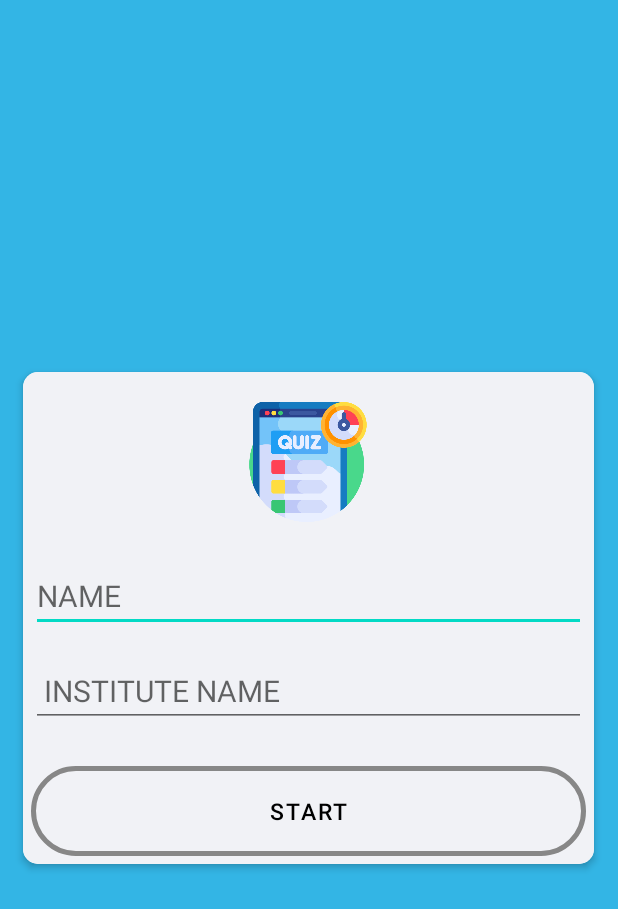
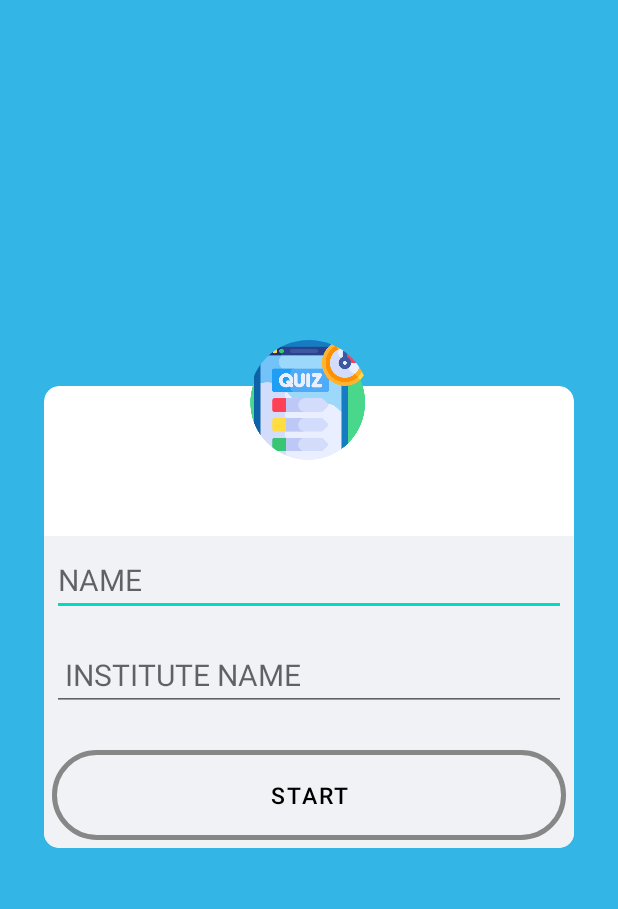
Before and after one commit to kdb12/Quiz_application_android, an Android app: the screen it shows after launch (StartActivity), on a phone screen of 412 x 824 dp. Shown: the top 909 px of the screen. Run offline under Robolectric (Android 15) with nearby library versions, the phone set to English and light mode, and no system bars; our stand-ins replace CircleImageView; libraries missing offline, so code that uses them is left out: com.rengwuxian.materialedittext; plain views replace MaterialEditText; 2 statements that could not run were skipped.

```diff
--- a/app/build.gradle
+++ b/app/build.gradle
@@ -37,6 +37,7 @@ dependencies {
     implementation 'com.rengwuxian.materialedittext:library:2.1.4'
     implementation 'com.github.PhilJay:MPAndroidChart:v3.1.0'
     implementation 'com.google.code.gson:gson:2.8.6'
+    implementation 'de.hdodenhof:circleimageview:3.1.0'
     testImplementation 'junit:junit:4.+'
     androidTestImplementation 'androidx.test.ext:junit:1.1.2'
     androidTestImplementation 'androidx.test.espresso:espresso-core:3.3.0'
--- a/app/src/main/res/layout/activity_start.xml
+++ b/app/src/main/res/layout/activity_start.xml
@@ -7,6 +7,16 @@
 
     >
 
+    <RelativeLayout
+        android:layout_width="wrap_content"
+        android:layout_height="wrap_content"
+        android:layout_marginTop="100dp"
+        android:layout_marginLeft="24dp"
+        android:layout_marginRight="24dp"
+        android:layout_centerInParent="true">
+
+
+
     <androidx.cardview.widget.CardView
         android:layout_width="wrap_content"
         android:layout_height="wrap_content"
@@ -14,26 +24,16 @@
         android:background="@color/white"
         app:cardBackgroundColor="@color/white"
         app:cardCornerRadius="10dp"
-
-        app:cardElevation="3dp"
+        android:layout_marginTop="70dp"
+        app:cardElevation="0dp"
         app:cardUseCompatPadding="true">
 
         <LinearLayout
             android:layout_width="match_parent"
             android:layout_height="wrap_content"
-
             android:background="#f1f2f6"
+            android:layout_marginTop="100dp"
             android:orientation="vertical">
-
-
-            <ImageView
-                android:layout_width="100dp"
-                android:layout_height="100dp"
-                android:layout_gravity="center_horizontal"
-                android:layout_margin="10dp"
-                android:padding="10dp"
-                android:src="@drawable/quiz" />
-
             <LinearLayout
                 android:layout_width="match_parent"
                 android:layout_height="wrap_content"
@@ -95,4 +95,13 @@
 
     </androidx.cardview.widget.CardView>
 
+    <de.hdodenhof.circleimageview.CircleImageView
+        android:layout_width="100dp"
+        android:layout_height="100dp"
+        android:layout_centerHorizontal="true"
+        android:padding="10dp"
+        android:src="@drawable/quiz" />
+
+    </RelativeLayout>
+
 </RelativeLayout>
```
Also changed, not shown: app/src/main/java/com/example/quizapplication/Adapters/MyAdapter.java (added, +59 -0 lines), app/src/main/java/com/example/quizapplication/Fragments/StartFragment.java (added, +40 -0 lines), app/src/main/java/com/example/quizapplication/MainActivity.java (+7 -1 lines), app/src/main/java/com/example/quizapplication/QuizActivity.java (+9 -2 lines), app/src/main/res/layout/card_items.xml (added, +76 -0 lines), app/src/main/res/layout/fragment_start.xml (added, +16 -0 lines), app/src/main/res/drawable/circle.png (added), app/src/main/res/drawable/me.png (added).
